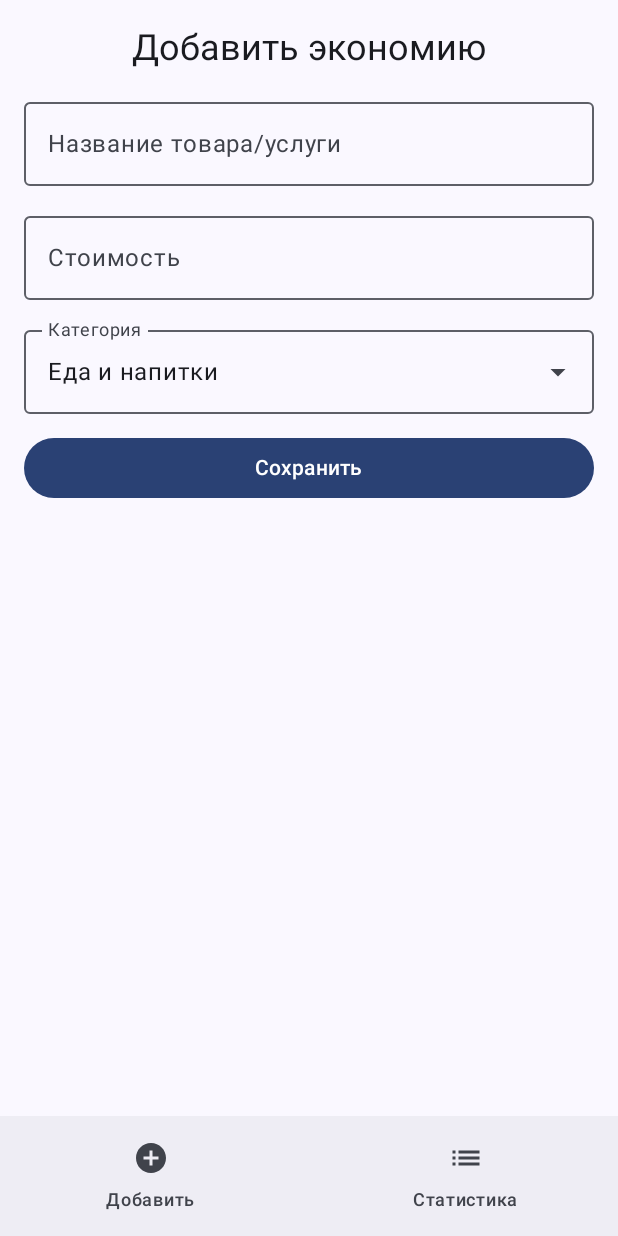
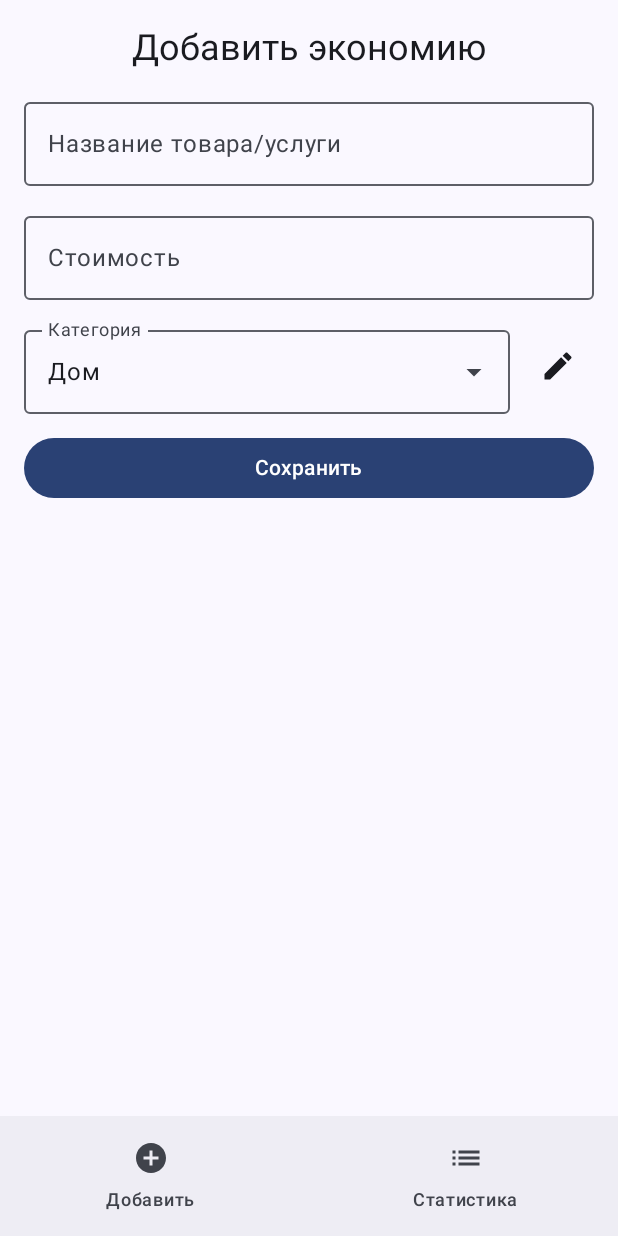
Before and after one commit to kuronekozero/NotBought, an Android app built with Jetpack Compose: the screen it shows after launch (MainActivity), on a phone screen of 412 x 824 dp. Run offline under Robolectric (Android 15) with nearby library versions, the phone set to English and light mode, and no system bars; our stand-ins replace Room's generated code.

Commit message:
now u can create your own categoies and edit it

```diff
--- a/app/src/main/java/com/example/mysavings/AppDatabase.kt
+++ b/app/src/main/java/com/example/mysavings/AppDatabase.kt
@@ -6,6 +6,9 @@ import androidx.room.Room
 import androidx.room.RoomDatabase
 import androidx.room.TypeConverters
 import java.time.LocalDate
+import kotlinx.coroutines.CoroutineScope
+import kotlinx.coroutines.Dispatchers
+import kotlinx.coroutines.launch
 
 // Конвертер для LocalDate, так как Room не умеет хранить его напрямую
 class LocalDateConverter {
@@ -20,11 +23,16 @@ class LocalDateConverter {
     }
 }
 
-@Database(entities = [SavingEntry::class], version = 1, exportSchema = false)
-@TypeConverters(LocalDateConverter::class) // Регистрируем конвертер
+@Database(
+    entities = [SavingEntry::class, UserCategory::class], // <<<--- ДОБАВЬ UserCategory::class
+    version = 2, // <<<--- УВЕЛИЧЬ ВЕРСИЮ (была 1)
+    exportSchema = false
+)
+@TypeConverters(LocalDateConverter::class)
 abstract class AppDatabase : RoomDatabase() {
 
     abstract fun savingEntryDao(): SavingEntryDao
+    abstract fun userCategoryDao(): UserCategoryDao // <<<--- ДОБАВЬ DAO для категорий
 
     companion object {
         @Volatile
@@ -35,9 +43,26 @@ abstract class AppDatabase : RoomDatabase() {
                 val instance = Room.databaseBuilder(
                     context.applicationContext,
                     AppDatabase::class.java,
-                    "my_savings_database" // Имя файла БД
+                    "my_savings_database"
                 )
-                    // .fallbackToDestructiveMigration() // Если будешь менять схему, для простоты на этапе разработки
+                    .fallbackToDestructiveMigration() // <<<--- ВАЖНО: для простоты при изменении версии
+                    // Если база категорий пуста, добавляем дефолтные
+                    // Этот коллбэк выполнится после создания или открытия БД
+                    .addCallback(object : Callback() {
+                        override fun onCreate(db: androidx.sqlite.db.SupportSQLiteDatabase) {
+                            super.onCreate(db)
+                            // Заполняем дефолтными категориями при создании БД
+                            // Делаем это в корутине, чтобы не блокировать основной поток
+                            INSTANCE?.let { database ->
+                                CoroutineScope(Dispatchers.IO).launch {
+                                    val categoryDao = database.userCategoryDao()
+                                    if (categoryDao.getCategoryCount() == 0) { // Проверяем, только если категории пусты
+                                        categoryDao.insertAll(DefaultCategories.getList())
+                                    }
+                                }
+                            }
+                        }
+                    })
                     .build()
                 INSTANCE = instance
                 instance
@@ -45,3 +70,20 @@ abstract class AppDatabase : RoomDatabase() {
         }
     }
 }
+
+// Создадим объект для дефолтных категорий
+object DefaultCategories {
+    fun getList(): List<UserCategory> {
+        return listOf(
+            UserCategory(name = "Еда и напитки"),
+            UserCategory(name = "Развлечения"),
+            UserCategory(name = "Покупки (вещи)"),
+            UserCategory(name = "Транспорт"),
+            UserCategory(name = "Хобби"),
+            UserCategory(name = "Здоровье"),
+            UserCategory(name = "Дом"),
+            UserCategory(name = "Образование"),
+            UserCategory(name = "Другое")
+        )
+    }
+}
--- a/app/src/main/java/com/example/mysavings/Category.kt
+++ /dev/null
@@ -1,15 +0,0 @@
-package com.example.mysavings // Замени com.example.mysavings на имя твоего пакета
-
-enum class Category(val displayName: String) {
-    FOOD_DRINKS("Еда и напитки"),
-    ENTERTAINMENT("Развлечения"),
-    SHOPPING("Покупки (вещи)"),
-    TRANSPORT("Транспорт"),
-    HOBBIES("Хобби"),
-    OTHER("Другое");
-
-    // Это позволит нам легко получить список названий для отображения в UI
-    companion object {
-        fun getDisplayNames(): List<String> = entries.map { it.displayName }
-    }
-}
--- a/app/src/main/java/com/example/mysavings/MainActivity.kt
+++ b/app/src/main/java/com/example/mysavings/MainActivity.kt
@@ -6,7 +6,7 @@ import androidx.activity.compose.setContent
 import androidx.activity.viewModels
 import androidx.compose.foundation.layout.padding
 import androidx.compose.material.icons.Icons
-import androidx.compose.material.icons.filled.AddCircle // Используй подходящие иконки
+import androidx.compose.material.icons.filled.AddCircle
 import androidx.compose.material.icons.filled.List
 import androidx.compose.material3.*
 import androidx.compose.runtime.Composable
@@ -17,6 +17,9 @@ import androidx.navigation.compose.NavHost
 import androidx.navigation.compose.composable
 import androidx.navigation.compose.rememberNavController
 import com.example.mysavings.ui.theme.MySavingsTheme
+import androidx.compose.material3.ExposedDropdownMenuBox
+import androidx.compose.material3.ExposedDropdownMenuDefaults
+
 
 class MainActivity : ComponentActivity() {
 
@@ -24,11 +27,16 @@ class MainActivity : ComponentActivity() {
     private val savingEntryDao by lazy { database.savingEntryDao() }
 
     private val mainViewModel: MainViewModel by viewModels {
-        MainViewModelFactory(savingEntryDao)
+        MainViewModelFactory(savingEntryDao, userCategoryDao) // <<<--- Передаем userCategoryDao
     }
+
     private val statisticsViewModel: StatisticsViewModel by viewModels {
         StatisticsViewModelFactory(savingEntryDao)
     }
+
+    private val userCategoryDao by lazy { database.userCategoryDao() } // Получаем DAO для категорий
+
+
 
     @OptIn(ExperimentalMaterial3Api::class) // Для Scaffold
     override fun onCreate(savedInstanceState: Bundle?) {
@@ -98,6 +106,7 @@ fun BottomNavigationBar(navController: NavController) {
     }
 }
 
+
 // Вспомогательная функция для получения названий для BottomBar
 fun getLabelForScreen(route: String): String {
     return when (route) {
--- a/app/src/main/java/com/example/mysavings/MainScreen.kt
+++ b/app/src/main/java/com/example/mysavings/MainScreen.kt
@@ -1,19 +1,37 @@
-package com.example.mysavings // Замени com.example.mysavings на имя твоего пакета
+package com.example.mysavings
 
+import androidx.compose.foundation.clickable
 import androidx.compose.foundation.layout.*
+import androidx.compose.foundation.lazy.LazyColumn
+import androidx.compose.foundation.lazy.items
+import androidx.compose.material.icons.Icons
+import androidx.compose.material.icons.filled.Add
+import androidx.compose.material.icons.filled.Delete
+import androidx.compose.material.icons.filled.Edit // Иконка для кнопки управления категориями
 import androidx.compose.material3.*
 import androidx.compose.runtime.*
 import androidx.compose.ui.Alignment
 import androidx.compose.ui.Modifier
 import androidx.compose.ui.unit.dp
-import androidx.compose.ui.tooling.preview.Preview // Для предпросмотра
-import com.example.mysavings.ui.theme.MySavingsTheme // Твоя тема оформления
-import androidx.compose.foundation.clickable
+import androidx.compose.ui.window.Dialog // Для диалогового окна
 
 @OptIn(ExperimentalMaterial3Api::class)
 @Composable
 fun MainScreen(viewModel: MainViewModel) {
     var categoryExpanded by remember { mutableStateOf(false) }
+    // Собираем список категорий из ViewModel
+    val categoriesList by viewModel.categories.collectAsState()
+    // Состояние для диалога (управляется из ViewModel)
+    val showDialog = viewModel.showCategoryDialog
+
+
+    if (showDialog) {
+        CategoryManagementDialog(
+            viewModel = viewModel,
+            categories = categoriesList,
+            onDismiss = { viewModel.closeCategoryDialog() }
+        )
+    }
 
     Column(
         modifier = Modifier
@@ -22,10 +40,7 @@ fun MainScreen(viewModel: MainViewModel) {
         horizontalAlignment = Alignment.CenterHorizontally,
         verticalArrangement = Arrangement.spacedBy(12.dp)
     ) {
-        Text(
-            text = "Добавить экономию",
-            style = MaterialTheme.typography.headlineSmall
-        )
+        Text("Добавить экономию", style = MaterialTheme.typography.headlineSmall)
 
         OutlinedTextField(
             value = viewModel.itemName,
@@ -38,43 +53,59 @@ fun MainScreen(viewModel: MainViewModel) {
             value = viewModel.itemCost,
             onValueChange = { viewModel.onItemCostChange(it) },
             label = { Text("Стоимость") },
-            keyboardOptions = androidx.compose.foundation.text.KeyboardOptions(
-                keyboardType = androidx.compose.ui.text.input.KeyboardType.NumberPassword
-            ),
+            keyboardOptions = androidx.compose.foundation.text.KeyboardOptions(keyboardType = androidx.compose.ui.text.input.KeyboardType.NumberPassword),
             modifier = Modifier.fillMaxWidth()
         )
 
-        // Выпадающий список для категорий (ИСПРАВЛЕННЫЙ БЛОК)
-        Box(modifier = Modifier.fillMaxWidth()) {
+        // Блок выбора категории и кнопка управления
+        Row(
+            modifier = Modifier.fillMaxWidth(),
+            verticalAlignment = Alignment.CenterVertically
+        ) {
+            Box(modifier = Modifier.weight(1f)) { // Занимает все доступное место, кроме кнопки
+                ExposedDropdownMenuBox(
+                    expanded = categoryExpanded,
+                    onExpandedChange = { categoryExpanded = !categoryExpanded }
+                ) {
                     OutlinedTextField(
-                value = viewModel.selectedCategoryName,
-                onValueChange = { /* Не даем изменять напрямую, только через выбор */ },
+                        value = viewModel.selectedCategoryName, // Используем имя выбранной категории
+                        onValueChange = {},
                         label = { Text("Категория") },
-                modifier = Modifier
-                    .fillMaxWidth()
-                    .clickable { categoryExpanded = true }, // <<<--- ИЗМЕНЕНИЕ ЗДЕСЬ: onTap заменен на clickable
-                readOnly = true, // Делаем поле только для чтения
-                trailingIcon = {
-                    ExposedDropdownMenuDefaults.TrailingIcon(expanded = categoryExpanded)
+                        readOnly = true,
+                        trailingIcon = { ExposedDropdownMenuDefaults.TrailingIcon(expanded = categoryExpanded) },
+                        modifier = Modifier.menuAnchor().fillMaxWidth()
+                    )
+                    ExposedDropdownMenu(
+                        expanded = categoryExpanded,
+                        onDismissRequest = { categoryExpanded = false }
+                    ) {
+                        if (categoriesList.isEmpty()) {
+                            DropdownMenuItem(
+                                text = { Text("Нет категорий. Добавьте категорию.") },
+                                onClick = {
+                                    categoryExpanded = false
+                                    viewModel.openCategoryDialog() // Открыть диалог, если категорий нет
                                 }
                             )
-            DropdownMenu(
-                expanded = categoryExpanded,
-                onDismissRequest = { categoryExpanded = false },
-                modifier = Modifier.fillMaxWidth() // Можно указать .exposedDropdownSize(true) для соответствия ширине поля
-            ) {
-                viewModel.categories.forEach { categoryName ->
+                        } else {
+                            categoriesList.forEach { category -> // Теперь итерируемся по List<UserCategory>
                                 DropdownMenuItem(
-                        text = { Text(categoryName) },
+                                    text = { Text(category.name) }, // Отображаем имя категории
                                     onClick = {
-                            viewModel.onCategoryChange(categoryName)
+                                        viewModel.onCategoryChange(category) // Передаем объект UserCategory
                                         categoryExpanded = false
                                     }
                                 )
                             }
                         }
                     }
-
+                }
+            }
+            Spacer(Modifier.width(8.dp))
+            IconButton(onClick = { viewModel.openCategoryDialog() }) {
+                Icon(Icons.Filled.Edit, contentDescription = "Управление категориями")
+            }
+        }
 
         Button(
             onClick = { viewModel.saveSavingEntry() },
@@ -85,26 +116,71 @@ fun MainScreen(viewModel: MainViewModel) {
     }
 }
 
-// Preview для удобства разработки в Android Studio
-@Preview(showBackground = true)
+
+@OptIn(ExperimentalMaterial3Api::class)
 @Composable
-fun DefaultPreviewOfMainScreen() {
-    // Для превью нам нужен "фейковый" ViewModel или null, если DI не настроен для превью.
-    // Поскольку MainViewModel требует DAO, для простого превью можно создать его без DAO,
-    // но тогда методы, использующие DAO, вызовут ошибку.
-    // Самый простой вариант - не передавать ViewModel или использовать фейковый DAO.
-    // Для данного примера, предположим, что MySavingsTheme существует
-    MySavingsTheme {
-        // MainScreen(viewModel = MainViewModel(FakeSavingEntryDao())) // Пример с фейковым DAO
-        // Для простоты, если Fake DAO нет, просто закомментируйте или создайте простой вариант
-        Text("Preview requires a ViewModel instance or a simplified Composable for preview.")
+fun CategoryManagementDialog(
+    viewModel: MainViewModel,
+    categories: List<UserCategory>,
+    onDismiss: () -> Unit
+) {
+    Dialog(onDismissRequest = onDismiss) {
+        Card(
+            modifier = Modifier
+                .fillMaxWidth()
+                .padding(16.dp),
+            shape = MaterialTheme.shapes.large
+        ) {
+            Column(
+                modifier = Modifier.padding(16.dp),
+                horizontalAlignment = Alignment.CenterHorizontally,
+                verticalArrangement = Arrangement.spacedBy(10.dp)
+            ) {
+                Text("Управление категориями", style = MaterialTheme.typography.titleLarge)
+
+                // Поле для добавления новой категории
+                Row(verticalAlignment = Alignment.CenterVertically) {
+                    OutlinedTextField(
+                        value = viewModel.newCategoryNameInput,
+                        onValueChange = { viewModel.onNewCategoryNameInputChange(it) },
+                        label = { Text("Новая категория") },
+                        modifier = Modifier.weight(1f)
+                    )
+                    IconButton(onClick = { viewModel.addUserCategory() }) {
+                        Icon(Icons.Filled.Add, contentDescription = "Добавить категорию")
                     }
                 }
 
-// Если нужен Fake DAO для превью (необязательно, но полезно):
-// class FakeSavingEntryDao : SavingEntryDao {
-// override suspend fun insert(entry: SavingEntry) {}
-// override fun getAllEntries(): Flow<List<SavingEntry>> = flowOf(emptyList())
-// override fun getTotalSaved(): Flow<Double?> = flowOf(0.0)
-// override fun getEntriesForDate(date: LocalDate): Flow<List<SavingEntry>> = flowOf(emptyList())
-// }
+                Spacer(modifier = Modifier.height(10.dp))
+                Text("Существующие категории:", style = MaterialTheme.typography.titleMedium)
+
+                // Список существующих категорий для удаления
+                if (categories.isEmpty()) {
+                    Text("Пользовательских категорий нет.")
+                } else {
+                    LazyColumn(modifier = Modifier.heightIn(max = 200.dp)) { // Ограничиваем высоту списка
+                        items(categories) { category ->
+                            Row(
+                                modifier = Modifier
+                                    .fillMaxWidth()
+                                    .padding(vertical = 4.dp),
+                                verticalAlignment = Alignment.CenterVertically,
+                                horizontalArrangement = Arrangement.SpaceBetween
+                            ) {
+                                Text(category.name)
+                                IconButton(onClick = { viewModel.deleteUserCategory(category) }) {
+                                    Icon(Icons.Filled.Delete, contentDescription = "Удалить категорию")
+                                }
+                            }
+                            Divider()
+                        }
+                    }
+                }
+                Spacer(modifier = Modifier.height(10.dp))
+                TextButton(onClick = onDismiss) {
+                    Text("Закрыть")
+                }
+            }
+        }
+    }
+}
--- a/app/src/main/java/com/example/mysavings/MainViewModel.kt
+++ b/app/src/main/java/com/example/mysavings/MainViewModel.kt
@@ -6,62 +6,123 @@ import androidx.compose.runtime.setValue
 import androidx.lifecycle.ViewModel
 import androidx.lifecycle.ViewModelProvider
 import androidx.lifecycle.viewModelScope
+import kotlinx.coroutines.flow.*
 import kotlinx.coroutines.launch
-import java.time.LocalDate
 
-class MainViewModel(private val dao: SavingEntryDao) : ViewModel() {
+class MainViewModel(
+    private val savingEntryDao: SavingEntryDao,
+    private val userCategoryDao: UserCategoryDao // <<<--- Добавляем DAO категорий
+) : ViewModel() {
 
-    // Состояния для полей ввода
     var itemName by mutableStateOf("")
     var itemCost by mutableStateOf("")
-    var selectedCategoryName by mutableStateOf(Category.getDisplayNames().first()) // По умолчанию первая категория
 
-    // Список названий категорий для выбора
-    val categories = Category.getDisplayNames()
+    // Список категорий из базы данных
+    val categories: StateFlow<List<UserCategory>> = userCategoryDao.getAllCategories()
+        .stateIn(viewModelScope, SharingStarted.WhileSubscribed(5000), emptyList())
 
-    fun onItemNameChange(newName: String) {
-        itemName = newName
+    // Выбранная категория (храним объект UserCategory или ее имя)
+    // Для простоты будем хранить имя, т.к. оно уникально
+    var selectedCategoryName by mutableStateOf("")
+        private set // Чтобы изменять только через onCategoryChange
+
+    // Состояние для диалога управления категориями
+    var showCategoryDialog by mutableStateOf(false)
+    var newCategoryNameInput by mutableStateOf("")
+
+
+    init {
+        // При инициализации ViewModel, если список категорий не пуст,
+        // устанавливаем selectedCategoryName в первую из списка.
+        // Это также поможет, если пользователь удалит текущую выбранную категорию.
+        viewModelScope.launch {
+            categories.collectLatest { categoryList ->
+                if (categoryList.isNotEmpty()) {
+                    // Если текущая selectedCategoryName невалидна или пуста, или не содержится в новом списке
+                    if (selectedCategoryName.isBlank() || categoryList.none { it.name == selectedCategoryName }) {
+                        selectedCategoryName = categoryList.first().name
+                    }
+                } else {
+                    selectedCategoryName = "" // Если категорий нет, сбрасываем
+                }
+            }
+        }
     }
 
-    fun onItemCostChange(newCost: String) {
-        // Можно добавить валидацию на ввод только цифр
-        itemCost = newCost
+
+    fun onItemNameChange(newName: String) { itemName = newName }
+    fun onItemCostChange(newCost: String) { itemCost = newCost }
+
+    fun onCategoryChange(newCategory: UserCategory) { // Теперь принимаем UserCategory
+        selectedCategoryName = newCategory.name
     }
+    // Если нужно менять по имени (например, из текстового поля, но у нас dropdown)
+    // fun onCategoryNameChange(newCategoryName: String) { selectedCategoryName = newCategoryName }
 
-    fun onCategoryChange(newCategoryName: String) {
-        selectedCategoryName = newCategoryName
-    }
 
     fun saveSavingEntry() {
         val cost = itemCost.toDoubleOrNull()
-        if (itemName.isNotBlank() && cost != null && cost > 0) {
+        if (itemName.isNotBlank() && cost != null && cost > 0 && selectedCategoryName.isNotBlank()) {
             val newEntry = SavingEntry(
                 itemName = itemName,
                 cost = cost,
-                category = selectedCategoryName,
-                date = LocalDate.now() // Дата устанавливается при создании записи
+                category = selectedCategoryName, // Сохраняем имя категории
+                // date = LocalDate.now() // дата уже по умолчанию в SavingEntry
             )
-            viewModelScope.launch { // Запускаем корутину для операции с БД
-                dao.insert(newEntry)
-                // Очищаем поля после сохранения
+            viewModelScope.launch {
+                savingEntryDao.insert(newEntry)
                 itemName = ""
                 itemCost = ""
-                // Можно сбросить категорию или оставить текущую для удобства
-                // selectedCategoryName = categories.first()
+                // selectedCategoryName остается (для удобства)
             }
         } else {
-            // Здесь можно обработать ошибку ввода (например, показать Snackbar)
-            println("Ошибка: Имя и стоимость должны быть заполнены корректно.")
+            println("Ошибка: Имя, стоимость и категория должны быть заполнены корректно.")
+        }
+    }
+
+    // --- Функции для управления категориями ---
+    fun openCategoryDialog() {
+        newCategoryNameInput = "" // Сбрасываем поле ввода при открытии
+        showCategoryDialog = true
+    }
+
+    fun closeCategoryDialog() {
+        showCategoryDialog = false
+    }
+
+    fun onNewCategoryNameInputChange(name: String) {
+        newCategoryNameInput = name
+    }
+
+    fun addUserCategory() {
+        val name = newCategoryNameInput.trim()
+        if (name.isNotBlank()) {
+            viewModelScope.launch {
+                userCategoryDao.insert(UserCategory(name = name))
+                newCategoryNameInput = "" // Очищаем поле после добавления
+                // Диалог можно не закрывать, чтобы пользователь мог добавить еще
+            }
+        }
+    }
+
+    fun deleteUserCategory(category: UserCategory) {
+        viewModelScope.launch {
+            userCategoryDao.delete(category)
+            // Если удаленная категория была выбрана, нужно сбросить selectedCategoryName
+            // Логика в init { categories.collectLatest ... } должна это обработать
         }
     }
 }
 
-// Фабрика для создания MainViewModel с передачей DAO
-class MainViewModelFactory(private val dao: SavingEntryDao) : ViewModelProvider.Factory {
+// Обновленная Фабрика для MainViewModel
+class MainViewModelFactory(
+    private val savingEntryDao: SavingEntryDao,
+    private val userCategoryDao: UserCategoryDao // <<<--- Добавляем DAO категорий
+) : ViewModelProvider.Factory {
     override fun <T : ViewModel> create(modelClass: Class<T>): T {
         if (modelClass.isAssignableFrom(MainViewModel::class.java)) {
             @Suppress("UNCHECKED_CAST")
-            return MainViewModel(dao) as T
+            return MainViewModel(savingEntryDao, userCategoryDao) as T
         }
         throw IllegalArgumentException("Unknown ViewModel class")
     }
--- /dev/null
+++ b/app/src/main/java/com/example/mysavings/UserCategory.kt
@@ -0,0 +1,15 @@
+package com.example.mysavings // Замени com.example.mysavings на имя твоего пакета
+
+import androidx.room.Entity
+import androidx.room.Index
+import androidx.room.PrimaryKey
+
+@Entity(
+    tableName = "user_categories",
+    indices = [Index(value = ["name"], unique = true)] // Имена категорий должны быть уникальными
+)
+data class UserCategory(
+    @PrimaryKey(autoGenerate = true)
+    val id: Int = 0,
+    val name: String
+)
--- /dev/null
+++ b/app/src/main/java/com/example/mysavings/UserCategoryDao.kt
@@ -0,0 +1,22 @@
+package com.example.mysavings // Замени com.example.mysavings на имя твоего пакета
+
+import androidx.room.*
+import kotlinx.coroutines.flow.Flow
+
+@Dao
+interface UserCategoryDao {
+    @Insert(onConflict = OnConflictStrategy.IGNORE) // Игнорировать, если категория с таким именем уже есть (из-за unique index)
+    suspend fun insert(category: UserCategory)
+
+    @Insert(onConflict = OnConflictStrategy.IGNORE)
+    suspend fun insertAll(categories: List<UserCategory>) // Для добавления дефолтных категорий
+
+    @Delete
+    suspend fun delete(category: UserCategory)
+
+    @Query("SELECT * FROM user_categories ORDER BY name ASC")
+    fun getAllCategories(): Flow<List<UserCategory>>
+
+    @Query("SELECT COUNT(*) FROM user_categories")
+    suspend fun getCategoryCount(): Int // Для проверки, есть ли категории (для добавления дефолтных)
+}
```
Lines whose indentation alone changed are shown as unchanged.
